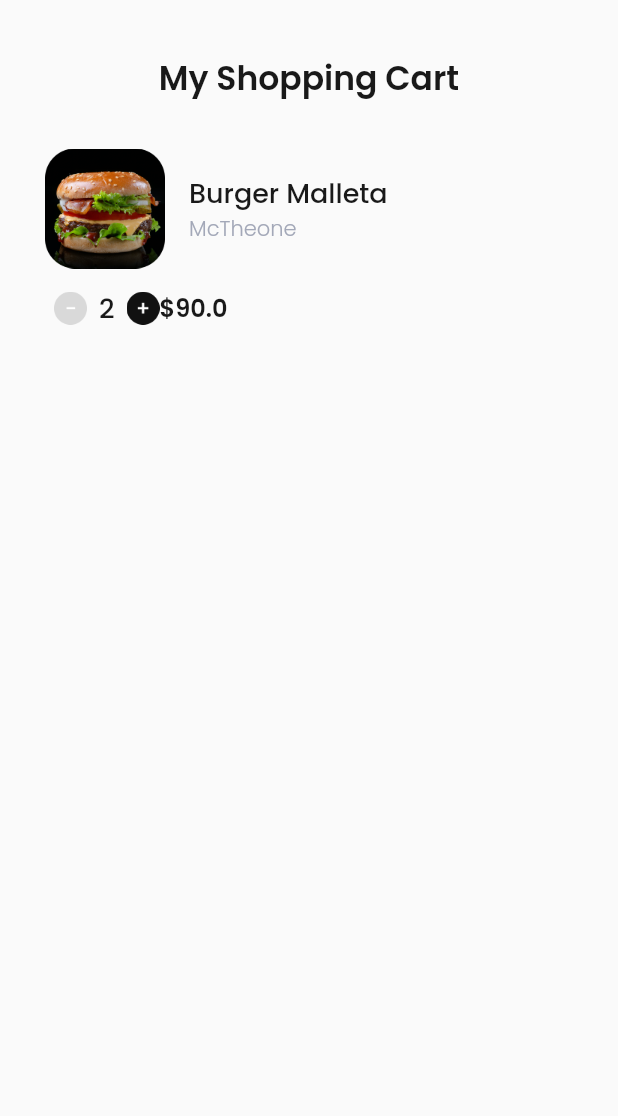
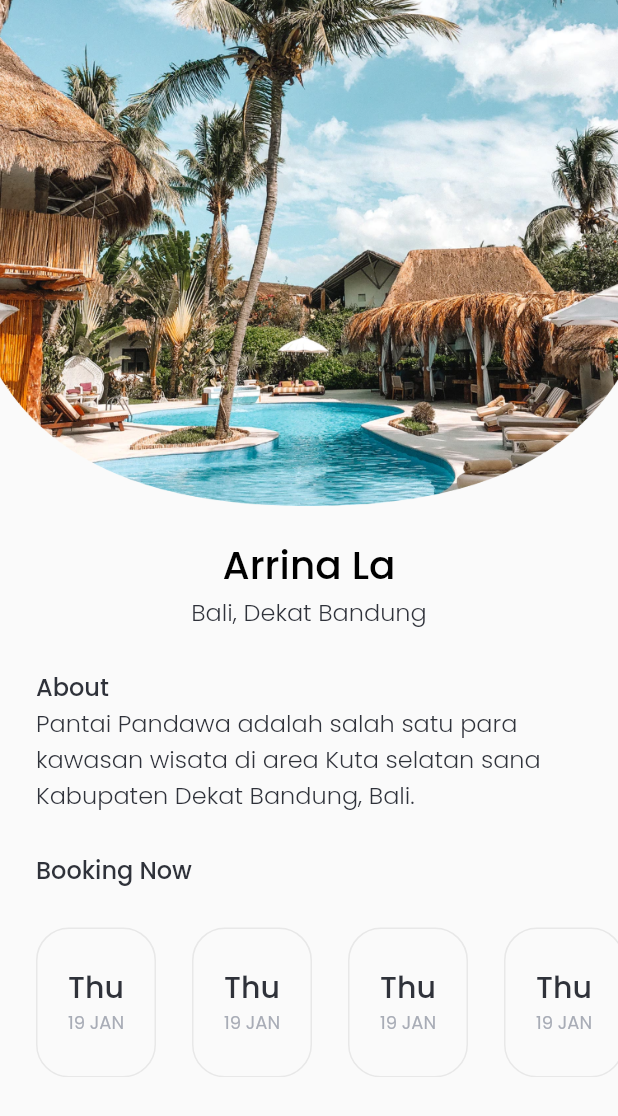
Before and after one commit to rafiyandi/Design-Aplication-Mobile, a Flutter app: the screen it shows after launch, on a phone screen of 412 x 824 dp. Shown: the top 1116 px of the screen. Run offline on Flutter 3.47's test engine with Material 2 defaults, Android fonts, the phone set to English and light mode, and no system bars; our stand-ins replace google_fonts.

Commit message:
cart menu

```diff
--- a/lib/main.dart
+++ b/lib/main.dart
@@ -1,5 +1,6 @@
 import 'package:flutter/material.dart';
 import 'package:flutter/services.dart';
+import 'package:seven_day/page/card.dart';
 import 'package:seven_day/page/get_started.dart';
 import 'package:seven_day/page/pricing.dart';
 import 'package:seven_day/page/random_screen.dart';
@@ -23,7 +24,7 @@ class MyApp extends StatelessWidget {
     ));
     return const MaterialApp(
       debugShowCheckedModeBanner: false,
-      home: RandomScreen(),
+      home: CardPagee(),
     );
   }
 }
--- /dev/null
+++ b/lib/page/card.dart
@@ -0,0 +1,271 @@
+import 'package:flutter/material.dart';
+import 'package:google_fonts/google_fonts.dart';
+
+import '../theme.dart';
+
+class CardPagee extends StatelessWidget {
+  const CardPagee({Key? key}) : super(key: key);
+
+  @override
+  Widget build(BuildContext context) {
+    Widget header() {
+      return Column(
+        children: [
+          Image.asset(
+            "assets/cover_random.png",
+          ),
+          SizedBox(
+            height: 20,
+          ),
+          Text(
+            "Arrina La",
+            style: GoogleFonts.poppins(
+              fontSize: 26,
+              fontWeight: medium,
+              color: Color(0xff000000),
+            ),
+          ),
+          Text(
+            "Bali, Dekat Bandung",
+            style: GoogleFonts.poppins(
+              fontSize: 16,
+              fontWeight: light,
+              color: Color(0xff2F323A),
+            ),
+          ),
+        ],
+      );
+    }
+
+    Widget about() {
+      return Container(
+        margin: EdgeInsets.only(top: 26, left: 24, right: 24),
+        child: Column(
+          crossAxisAlignment: CrossAxisAlignment.start,
+          children: [
+            Text(
+              "About",
+              style: GoogleFonts.poppins(
+                fontSize: 16,
+                fontWeight: medium,
+                color: Color(0xff2F323A),
+              ),
+            ),
+            Text(
+              "Pantai Pandawa adalah salah satu para kawasan wisata di area Kuta selatan sana Kabupaten Dekat Bandung, Bali.",
+              style: GoogleFonts.poppins(
+                fontSize: 16,
+                fontWeight: light,
+                color: Color(0xff2F323A),
+              ),
+            )
+          ],
+        ),
+      );
+    }
+
+    Widget booking() {
+      return Container(
+          margin: EdgeInsets.only(top: 26, left: 24, right: 24),
+          child: Column(
+            children: [
+              Text(
+                "Booking Now",
+                style: GoogleFonts.poppins(
+                  fontSize: 16,
+                  fontWeight: medium,
+                  color: Color(0xff2F323A),
+                ),
+              ),
+            ],
+          ));
+    }
+
+    Widget time() {
+      return SingleChildScrollView(
+        scrollDirection: Axis.horizontal,
+        child: Row(
+          children: [
+            SizedBox(
+              width: 24,
+            ),
+            Container(
+              width: 80,
+              height: 100,
+              padding: EdgeInsets.symmetric(vertical: 24, horizontal: 20),
+              margin: EdgeInsets.only(
+                top: 26,
+              ),
+              decoration: BoxDecoration(
+                  borderRadius: BorderRadius.circular(22),
+                  border: Border.all(color: Colors.grey.withOpacity(0.2))),
+              child: Column(
+                children: [
+                  Text(
+                    "Thu",
+                    style: GoogleFonts.poppins(
+                      fontSize: 20,
+                      fontWeight: medium,
+                      color: Color(0xff2F323A),
+                    ),
+                  ),
+                  Text(
+                    "19 JAN",
+                    style: GoogleFonts.poppins(
+                      fontSize: 12,
+                      fontWeight: regular,
+                      color: Color(0xffA8ACB6),
+                    ),
+                  ),
+                ],
+              ),
+            ),
+            SizedBox(
+              width: 24,
+            ),
+            Container(
+              width: 80,
+              height: 100,
+              padding: EdgeInsets.symmetric(vertical: 24, horizontal: 20),
+              margin: EdgeInsets.only(
+                top: 26,
+              ),
+              decoration: BoxDecoration(
+                  borderRadius: BorderRadius.circular(22),
+                  border: Border.all(color: Colors.grey.withOpacity(0.2))),
+              child: Column(
+                children: [
+                  Text(
+                    "Thu",
+                    style: GoogleFonts.poppins(
+                      fontSize: 20,
+                      fontWeight: medium,
+                      color: Color(0xff2F323A),
+                    ),
+                  ),
+                  Text(
+                    "19 JAN",
+                    style: GoogleFonts.poppins(
+                      fontSize: 12,
+                      fontWeight: regular,
+                      color: Color(0xffA8ACB6),
+                    ),
+                  ),
+                ],
+              ),
+            ),
+            SizedBox(
+              width: 24,
+            ),
+            Container(
+              width: 80,
+              height: 100,
+              padding: EdgeInsets.symmetric(vertical: 24, horizontal: 20),
+              margin: EdgeInsets.only(
+                top: 26,
+              ),
+              decoration: BoxDecoration(
+                  borderRadius: BorderRadius.circular(22),
+                  border: Border.all(color: Colors.grey.withOpacity(0.2))),
+              child: Column(
+                children: [
+                  Text(
+                    "Thu",
+                    style: GoogleFonts.poppins(
+                      fontSize: 20,
+                      fontWeight: medium,
+                      color: Color(0xff2F323A),
+                    ),
+                  ),
+                  Text(
+                    "19 JAN",
+                    style: GoogleFonts.poppins(
+                      fontSize: 12,
+                      fontWeight: regular,
+                      color: Color(0xffA8ACB6),
+                    ),
+                  ),
+                ],
+              ),
+            ),
+            SizedBox(
+              width: 24,
+            ),
+            Container(
+              width: 80,
+              height: 100,
+              padding: EdgeInsets.symmetric(vertical: 24, horizontal: 20),
+              margin: EdgeInsets.only(
+                top: 26,
+              ),
+              decoration: BoxDecoration(
+                  borderRadius: BorderRadius.circular(22),
+                  border: Border.all(color: Colors.grey.withOpacity(0.2))),
+              child: Column(
+                children: [
+                  Text(
+                    "Thu",
+                    style: GoogleFonts.poppins(
+                      fontSize: 20,
+                      fontWeight: medium,
+                      color: Color(0xff2F323A),
+                    ),
+                  ),
+                  Text(
+                    "19 JAN",
+                    style: GoogleFonts.poppins(
+                      fontSize: 12,
+                      fontWeight: regular,
+                      color: Color(0xffA8ACB6),
+                    ),
+                  ),
+                ],
+              ),
+            ),
+            SizedBox(
+              width: 24,
+            ),
+            Container(
+              width: 80,
+              height: 100,
+              padding: EdgeInsets.symmetric(vertical: 24, horizontal: 20),
+              margin: EdgeInsets.only(
+                top: 26,
+              ),
+              decoration: BoxDecoration(
+                  borderRadius: BorderRadius.circular(22),
+                  border: Border.all(color: Colors.grey.withOpacity(0.2))),
+              child: Column(
+                children: [
+                  Text(
+                    "Thu",
+                    style: GoogleFonts.poppins(
+                      fontSize: 20,
+                      fontWeight: medium,
+                      color: Color(0xff2F323A),
+                    ),
+                  ),
+                  Text(
+                    "19 JAN",
+                    style: GoogleFonts.poppins(
+                      fontSize: 12,
+                      fontWeight: regular,
+                      color: Color(0xffA8ACB6),
+                    ),
+                  ),
+                ],
+              ),
+            ),
+          ],
+        ),
+      );
+    }
+
+    return Scaffold(
+      body: Column(
+        crossAxisAlignment: CrossAxisAlignment.start,
+        children: [header(), about(), booking(), time()],
+      ),
+    );
+  }
+}
--- a/lib/page/random_screen.dart
+++ b/lib/page/random_screen.dart
@@ -1,5 +1,7 @@
 import 'package:flutter/material.dart';
 import 'package:google_fonts/google_fonts.dart';
+import 'package:seven_day/page/menu.dart';
+import 'package:seven_day/page/pricing.dart';
 import 'package:seven_day/theme.dart';
 
 class RandomScreen extends StatelessWidget {
@@ -22,82 +24,76 @@ class RandomScreen extends StatelessWidget {
       );
     }
 
-    Widget contentMenu() {
+    Widget checkoutHarga(subTotal, price) {
       return Container(
-        margin: EdgeInsets.only(top: 30, right: 30),
-        height: 140,
+        margin: EdgeInsets.only(top: 16),
+        child: Row(
+          mainAxisAlignment: MainAxisAlignment.spaceBetween,
+          children: [
+            Text(
+              subTotal,
+              style: GoogleFonts.poppins(
+                fontSize: 16,
+              ),
+            ),
+            Text(
+              price.toString(),
+              style: GoogleFonts.poppins(fontSize: 16, fontWeight: medium),
+            )
+          ],
+        ),
+      );
+    }
+
+    Widget informations() {
+      return Container(
+        margin: EdgeInsets.only(top: 26),
+        width: double.infinity,
+        padding: EdgeInsets.all(16),
+        decoration: BoxDecoration(
+          color: Color(0xffFAFAFA),
+          borderRadius: BorderRadius.circular(8),
+        ),
         child: Column(
           crossAxisAlignment: CrossAxisAlignment.start,
           children: [
-            Row(
-              children: [
-                Image.asset(
-                  "assets/burger.png",
-                  width: 80,
-                ),
-                SizedBox(
-                  width: 16,
-                ),
-                Column(
-                  crossAxisAlignment: CrossAxisAlignment.start,
-                  children: [
             Text(
-                      "Burger Malleta",
+              "Information",
               style: GoogleFonts.poppins(
                 fontSize: 18,
                 fontWeight: medium,
-                          color: Color(0xff191919)),
+                color: Color(0xff191919),
               ),
-                    Text(
-                      "McTheone",
-                      style: GoogleFonts.poppins(
-                          fontWeight: light, color: Color(0xffA3A8B8)),
             ),
-                  ],
-                )
+            checkoutHarga("Subtotal", 90.0),
+            checkoutHarga("Delivery", 80.0),
+            checkoutHarga("Total", 170.0),
           ],
         ),
-            SizedBox(
-              height: 13,
+      );
+    }
+
+    Widget button() {
+      return Container(
+        margin: EdgeInsets.only(top: 60),
+        height: 60,
+        width: double.infinity,
+        child: TextButton(
+          onPressed: () {
+            Navigator.push(
+              context,
+              MaterialPageRoute(builder: (context) => Card()),
+            );
+          },
+          style: TextButton.styleFrom(
+              backgroundColor: Color(0xffFFC532),
+              shape: RoundedRectangleBorder(
+                  borderRadius: BorderRadius.circular(53))),
+          child: Text(
+            "Checkout Now",
+            style: GoogleFonts.poppins(
+                fontSize: 18, fontWeight: semiBold, color: Color(0xff2E221B)),
           ),
-            Row(
-              children: [
-                SizedBox(
-                  width: 6,
-                ),
-                Image.asset(
-                  "assets/min_icon.png",
-                  width: 22,
-                ),
-                SizedBox(
-                  width: 8,
-                ),
-                Text(
-                  "2",
-                  style: GoogleFonts.poppins(
-                      fontSize: 18,
-                      fontWeight: medium,
-                      color: Color(0xff191919)),
-                ),
-                SizedBox(
-                  width: 8,
-                ),
-                Image.asset(
-                  "assets/plus_icon.png",
-                  width: 22,
-                ),
-                Expanded(
-                  child: Text(
-                    "\$90.0",
-                    style: GoogleFonts.poppins(
-                        fontSize: 16,
-                        fontWeight: semiBold,
-                        color: Color(0xff191919)),
-                  ),
-                ),
-              ],
-            )
-          ],
         ),
       );
     }
@@ -106,9 +102,13 @@ class RandomScreen extends StatelessWidget {
       body: Container(
         margin: EdgeInsets.symmetric(horizontal: 30),
         child: Column(
+          crossAxisAlignment: CrossAxisAlignment.start,
           children: [
             header(),
-            contentMenu(),
+            Menu("Burger Malleta", "McTheone", 90.0, "assets/burger.png", 2),
+            Menu("Burger Malleta", "McTheone", 90.0, "assets/burger.png", 5),
+            informations(),
+            button()
           ],
         ),
       ),
```
Also changed, not shown: lib/page/menu.dart (added, +114 -0 lines). Lines whose indentation alone changed are shown as unchanged.
